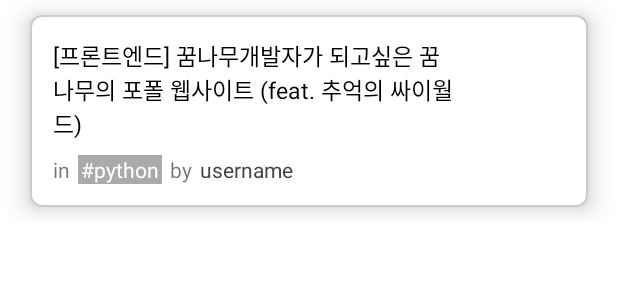
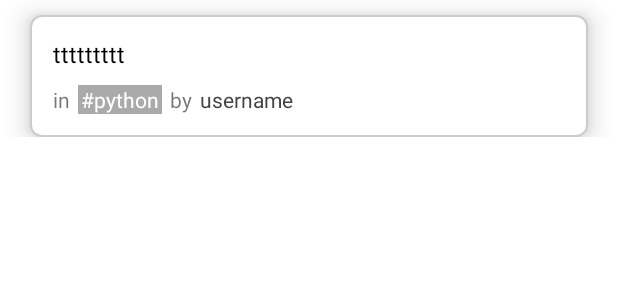
Before and after one commit to jjaln/DailyChart, an Android app: the layout community_item.xml on its own in the app's theme, with its tools: preview values and no code run, on a phone screen of 412 x 824 dp. Shown: the top 300 px of the screen. Run offline under Robolectric (Android 15) with nearby library versions, the phone set to English and light mode, and no system bars; network calls fail; Roboto replaces fonts that are not available here.

Commit message:
some update

```diff
--- a/app/src/main/java/com/jjaln/dailychart/adapter/CommunityAdapter.java
+++ b/app/src/main/java/com/jjaln/dailychart/adapter/CommunityAdapter.java
@@ -47,7 +47,7 @@ public class CommunityAdapter extends RecyclerView.Adapter<CommunityAdapter.Comm
 
     public class CommunityViewHolder extends RecyclerView.ViewHolder{
 
-        private TextView tvCommunityTitle,tvCommunityCategory,tvRegTime, tvUsername,tvReplyCount;
+        private TextView tvCommunityTitle,tvCommunityCategory, tvUsername;
 
         public CommunityViewHolder(@NonNull View itemView) {
                 super(itemView);
--- a/app/src/main/java/com/jjaln/dailychart/contents/dashboard/UserDashBoardActivity.java
+++ b/app/src/main/java/com/jjaln/dailychart/contents/dashboard/UserDashBoardActivity.java
@@ -61,7 +61,7 @@ public class UserDashBoardActivity extends AppCompatActivity {
         tabsDashboard.setupWithViewPager(vpContainer);
 
         tabsDashboard.getTabAt(0).setText("My Profile");
-        tabsDashboard.getTabAt(1).setText("My Posts");
+        tabsDashboard.getTabAt(1).setText("My Post");
         tabsDashboard.getTabAt(2).setText("My Payment History");
     }
 }
--- a/app/src/main/res/layout/community_content_reply.xml
+++ b/app/src/main/res/layout/community_content_reply.xml
@@ -3,7 +3,6 @@
     xmlns:app="http://schemas.android.com/apk/res-auto"
     xmlns:tools="http://schemas.android.com/tools"
     android:layout_width="match_parent"
-
     android:layout_height="wrap_content">
 
     <androidx.cardview.widget.CardView
--- a/app/src/main/res/layout/community_item.xml
+++ b/app/src/main/res/layout/community_item.xml
@@ -15,7 +15,6 @@
         android:layout_marginLeft="20dp"
         android:layout_marginRight="20dp"
         android:layout_marginTop="10dp"
-        android:layout_marginBottom="10dp"
         android:padding="15dp">
 
 
@@ -26,7 +25,7 @@
             android:textSize="15dp"
             android:textColor="@android:color/black"
             android:layout_marginLeft="15dp"
-            android:text="[프론트엔드] 꿈나무개발자가 되고싶은 꿈나무의 포폴 웹사이트 (feat. 추억의 싸이월드)"
+            android:text="ttttttttt"
             app:layout_constraintTop_toTopOf="parent" />
 
         <TextView
```
